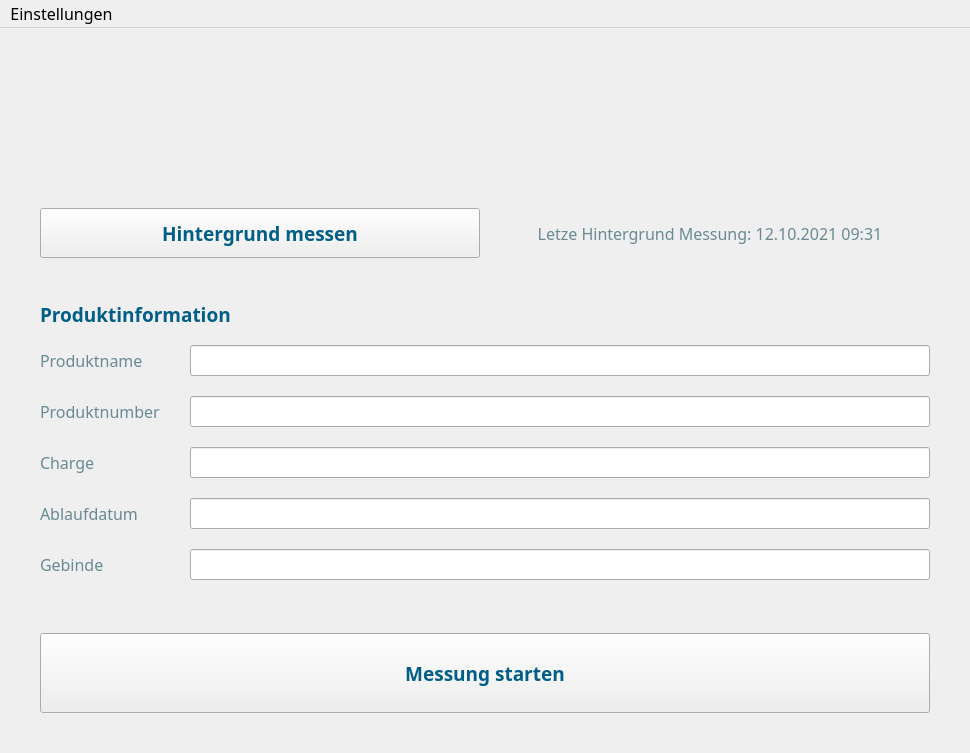
Old version of the form mainwindow.ui in the repository fabianjaeger1/Phydent-App.
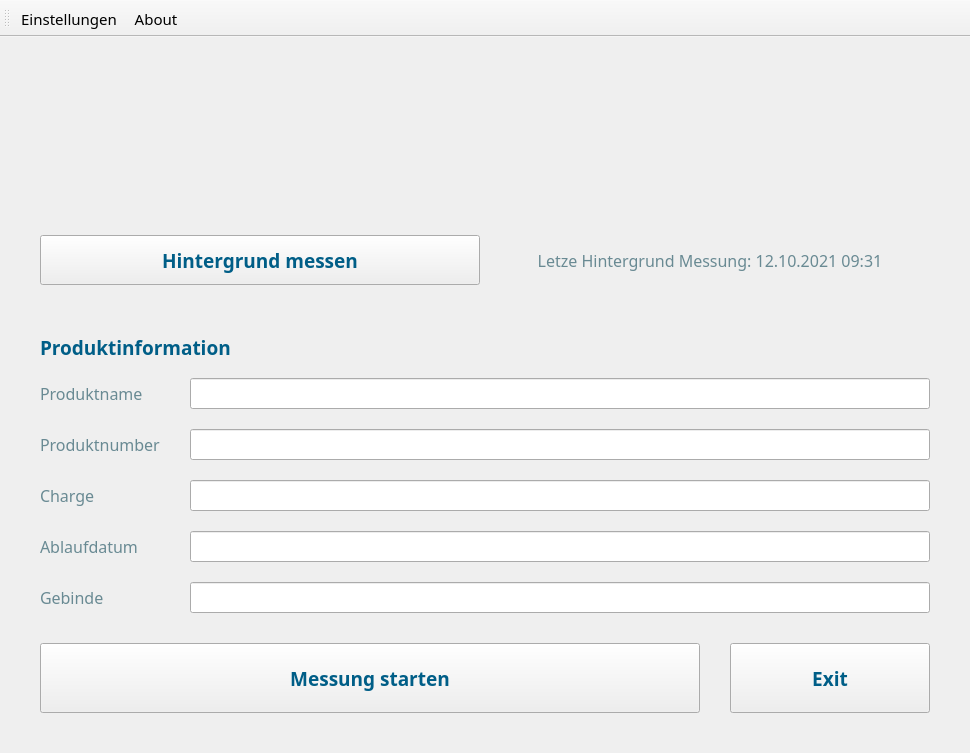
New version of the form. Icons and pictures are not drawn.

Commit message: Add Toolbar to mainwindow

What changed in the file:
```diff
--- a/mainwindow.ui
+++ b/mainwindow.ui
@@ -363,12 +363,23 @@
       </property>
      </spacer>
     </item>
-    <item alignment="Qt::AlignBottom">
+    <item>
+     <layout class="QHBoxLayout" name="horizontalLayout">
+      <property name="spacing">
+       <number>30</number>
+      </property>
+      <property name="leftMargin">
+       <number>0</number>
+      </property>
+      <property name="rightMargin">
+       <number>0</number>
+      </property>
+      <item>
      <widget class="QPushButton" name="startmeasurementbutton">
       <property name="minimumSize">
        <size>
         <width>0</width>
-        <height>80</height>
+          <height>70</height>
        </size>
       </property>
       <property name="font">
@@ -387,32 +398,69 @@
       </property>
      </widget>
     </item>
-   </layout>
+      <item>
+       <widget class="QPushButton" name="startmeasurementbutton_2">
+        <property name="minimumSize">
+         <size>
+          <width>0</width>
+          <height>70</height>
+         </size>
+        </property>
+        <property name="maximumSize">
+         <size>
+          <width>200</width>
+          <height>16777215</height>
+         </size>
+        </property>
+        <property name="font">
+         <font>
+          <family>Source Sans Pro SemiBold</family>
+          <pointsize>14</pointsize>
+          <weight>75</weight>
+          <bold>true</bold>
+         </font>
+        </property>
+        <property name="styleSheet">
+         <string notr="true">color: rgb(0, 94, 135);</string>
+        </property>
+        <property name="text">
+         <string>Exit</string>
+        </property>
+       </widget>
+      </item>
+     </layout>
+    </item>
+   </layout>
   </widget>
-  <widget class="QMenuBar" name="menubar">
-   <property name="geometry">
-    <rect>
-     <x>0</x>
-     <y>0</y>
-     <width>970</width>
-     <height>26</height>
-    </rect>
-   </property>
+  <widget class="QToolBar" name="toolBar">
    <property name="font">
     <font>
-     <family>Source Sans Pro</family>
-     <pointsize>12</pointsize>
+     <pointsize>11</pointsize>
     </font>
    </property>
-   <widget class="QMenu" name="menuEinstellungen">
-    <property name="title">
-     <string>Einstellungen</string>
-    </property>
+   <property name="windowTitle">
+    <string>toolBar</string>
+   </property>
+   <property name="orientation">
+    <enum>Qt::Horizontal</enum>
+   </property>
+   <property name="iconSize">
+    <size>
+     <width>20</width>
+     <height>20</height>
+    </size>
+   </property>
+   <property name="toolButtonStyle">
+    <enum>Qt::ToolButtonTextBesideIcon</enum>
+   </property>
+   <attribute name="toolBarArea">
+    <enum>TopToolBarArea</enum>
+   </attribute>
+   <attribute name="toolBarBreak">
+    <bool>false</bool>
+   </attribute>
     <addaction name="actionEinstellungen"/>
-    <addaction name="separator"/>
-    <addaction name="actionAbout_2"/>
-   </widget>
-   <addaction name="menuEinstellungen"/>
+   <addaction name="actionAbout"/>
   </widget>
   <action name="actionAbout">
    <property name="text">
```
Left out of the diff: 19 changed lines with no effect on the pictures. Lines whose indentation alone changed are shown as unchanged. The commit also changes 1 other file.
